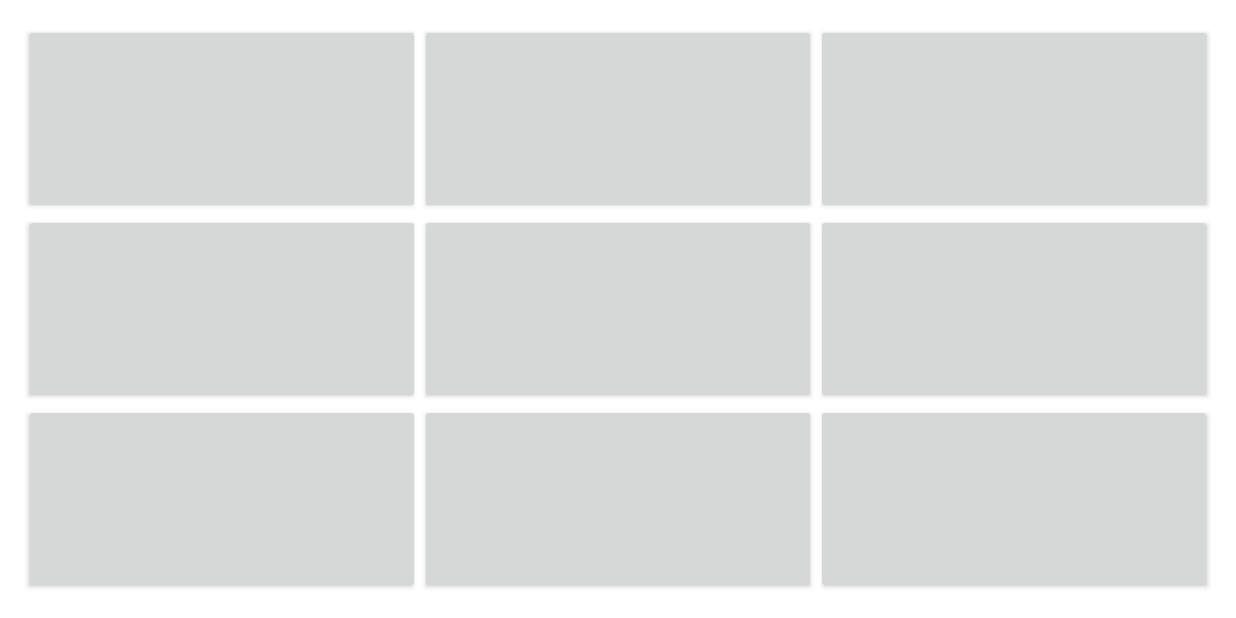
After one commit to klocquiao/Cat-Catcher, an Android app: the GameActivity screen opened directly, with no data from a screen before it, on a phone screen of 824 x 412 dp (held sideways). The commit adds this screen. Run offline under Robolectric (Android 15) with nearby library versions, the phone set to English and light mode, and no system bars; our stand-ins replace navigation-ui.

Commit message:
Implement TableLayout for dynamic buttons in activity_game.xml and GameActivity.java
Currently following the tutorial for A3 for implementing dynamic buttons via TableLayout. So far I have managed to create said buttons using static variables. Also added better formatting. Needs logic however.

```diff
--- /dev/null
+++ b/app/src/main/java/com/example/cmpt276ass3/GameActivity.java
@@ -0,0 +1,80 @@
+package com.example.cmpt276ass3;
+
+import android.content.Context;
+import android.content.Intent;
+import android.os.Bundle;
+
+import androidx.appcompat.app.AppCompatActivity;
+
+import android.view.View;
+import android.widget.Button;
+import android.widget.TableLayout;
+import android.widget.TableRow;
+import android.widget.Toast;
+
+import androidx.navigation.ui.AppBarConfiguration;
+
+import com.example.cmpt276ass3.databinding.ActivityGameBinding;
+
+public class GameActivity extends AppCompatActivity {
+
+    private static final int NUM_ROWS = 3;
+    private static final int NUM_COLS = 3;
+    private AppBarConfiguration appBarConfiguration;
+    private ActivityGameBinding binding;
+
+    @Override
+    protected void onCreate(Bundle savedInstanceState) {
+        super.onCreate(savedInstanceState);
+
+        binding = ActivityGameBinding.inflate(getLayoutInflater());
+        setContentView(binding.getRoot());
+
+        populateButtons();
+
+
+    }
+
+    private void populateButtons() {
+        TableLayout table = (TableLayout) findViewById(R.id.gameCells);
+        for (int row = 0; row < NUM_ROWS; row++) {
+            TableRow tableRow = new TableRow(this);
+            tableRow.setLayoutParams(new TableLayout.LayoutParams(
+                TableLayout.LayoutParams.MATCH_PARENT,
+                TableLayout.LayoutParams.MATCH_PARENT,
+                1.0f));
+            table.addView(tableRow);
+            for (int col = 0; col < NUM_COLS; col++) {
+                Button button = new Button(this);
+
+                button.setLayoutParams(new TableRow.LayoutParams(
+                TableRow.LayoutParams.MATCH_PARENT,
+                TableRow.LayoutParams.MATCH_PARENT,
+                1.0f));
+
+                button.setText("");
+                button.setPadding(0, 0, 0, 0);
+
+                button.setOnClickListener(new View.OnClickListener() {
+                    @Override
+                    public void onClick(View view) {
+                        cellButtonClicked(button);
+                    }
+                });
+
+                tableRow.addView(button);
+            }
+
+        }
+    }
+
+    private void cellButtonClicked(Button bt) {
+        Toast.makeText(this, "TEMP", Toast.LENGTH_LONG).show();
+        bt.setText("X");
+    }
+
+    public static Intent newIntent(Context c) {
+        Intent intent = new Intent(c, GameActivity.class);
+        return intent;
+    }
+}
--- /dev/null
+++ b/app/src/main/res/layout/activity_game.xml
@@ -0,0 +1,21 @@
+<?xml version="1.0" encoding="utf-8"?>
+<androidx.constraintlayout.widget.ConstraintLayout xmlns:android="http://schemas.android.com/apk/res/android"
+    xmlns:app="http://schemas.android.com/apk/res-auto"
+    xmlns:tools="http://schemas.android.com/tools"
+    android:layout_width="match_parent"
+    android:layout_height="match_parent"
+    tools:context=".GameActivity" >
+
+    <TableLayout
+        android:id="@+id/gameCells"
+        android:layout_width="0dp"
+        android:layout_height="0dp"
+        android:layout_marginStart="16dp"
+        android:layout_marginTop="16dp"
+        android:layout_marginEnd="16dp"
+        android:layout_marginBottom="16dp"
+        app:layout_constraintBottom_toBottomOf="parent"
+        app:layout_constraintEnd_toEndOf="parent"
+        app:layout_constraintStart_toStartOf="parent"
+        app:layout_constraintTop_toTopOf="parent"/>
+</androidx.constraintlayout.widget.ConstraintLayout>
--- a/app/src/main/res/menu/menu_main.xml
+++ b/app/src/main/res/menu/menu_main.xml
@@ -1,7 +1,7 @@
 <menu xmlns:android="http://schemas.android.com/apk/res/android"
     xmlns:app="http://schemas.android.com/apk/res-auto"
     xmlns:tools="http://schemas.android.com/tools"
-    tools:context="com.example.cmpt276ass3.MainActivity">
+    tools:context="com.example.cmpt276ass3.WelcomeActivity">
     <item
         android:id="@+id/action_settings"
         android:orderInCategory="100"
--- a/app/src/main/res/values/strings.xml
+++ b/app/src/main/res/values/strings.xml
@@ -9,4 +9,5 @@
 
     <string name="hello_first_fragment">Hello first fragment</string>
     <string name="hello_second_fragment">Hello second fragment. Arg: %1$s</string>
+    <string name="title_activity_game">GameActivity</string>
 </resources>
```
Also changed, not shown: app/src/main/AndroidManifest.xml (+8 -1 lines), app/src/main/java/com/example/cmpt276ass3/WelcomeActivity.java (renamed from app/src/main/java/com/example/cmpt276ass3/MainActivity.java, +21 -5 lines), app/src/main/res/layout/activity_welcome.xml (renamed from app/src/main/res/layout/activity_main.xml, +11 -11 lines), app/src/main/res/navigation/nav_graph2.xml (added, +28 -0 lines).
